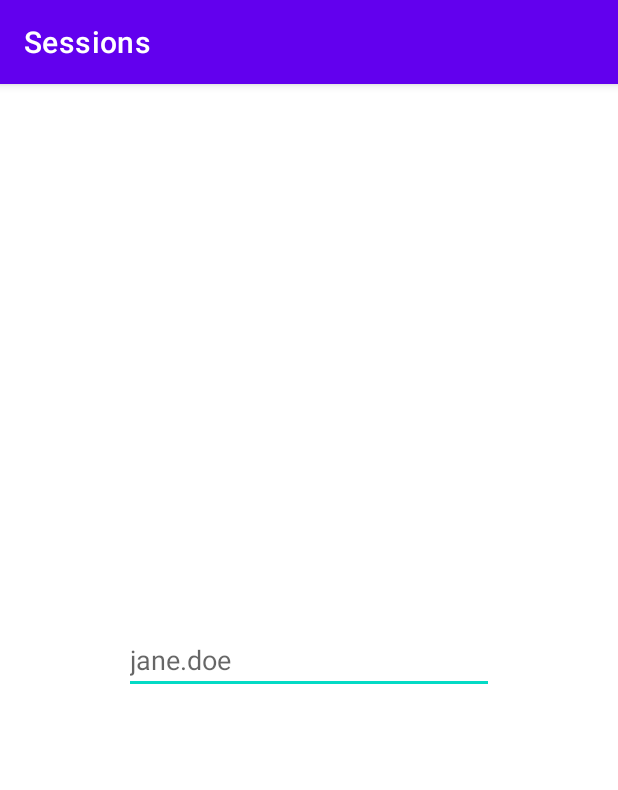
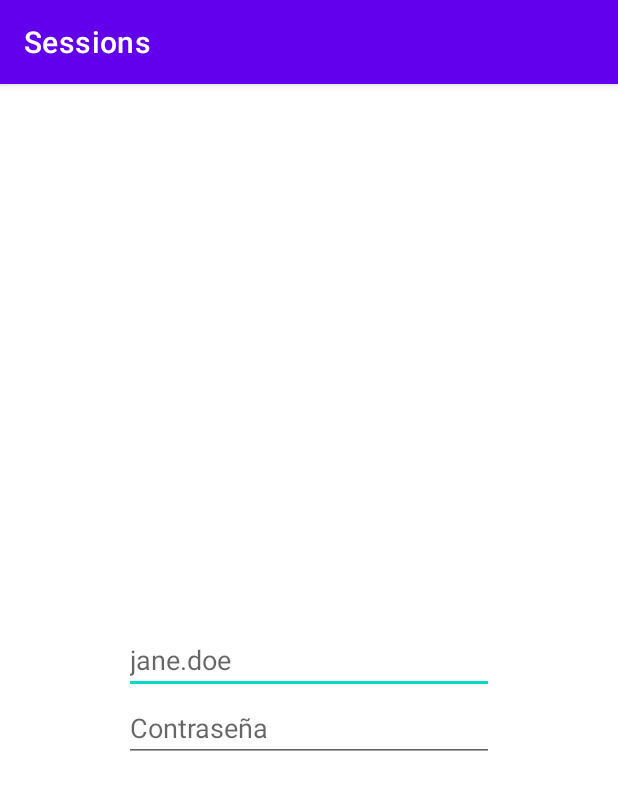
Before and after one commit to Marcos-Rama/PMDM, an Android app: the screen it shows after launch (RegisterActivity), on a phone screen of 412 x 824 dp. Shown: the top 790 px of the screen. Run offline under Robolectric (Android 15) with nearby library versions, the phone set to English and light mode, and no system bars.

Commit message:
Tarea 41, contraseña

```diff
--- a/android-sessions/android-frontend-sessions/app/src/main/res/layout/activity_register.xml
+++ b/android-sessions/android-frontend-sessions/app/src/main/res/layout/activity_register.xml
@@ -14,7 +14,18 @@
         app:layout_constraintBottom_toBottomOf="parent"
         app:layout_constraintStart_toStartOf="parent"
         app:layout_constraintEnd_toEndOf="parent"
-        android:hint="jane.doe"/>
+        android:hint="jane.doe"
+        android:id="@+id/nameBox"/>
+    <EditText
+        android:layout_width="0dp"
+        android:layout_height="wrap_content"
+        app:layout_constraintWidth_percent="0.6"
+        app:layout_constraintTop_toBottomOf="@+id/nameBox"
+        app:layout_constraintStart_toStartOf="parent"
+        app:layout_constraintEnd_toEndOf="parent"
+        android:inputType="textPassword"
+        android:hint="Contraseña"
+        android:id="@+id/passBox"/>/>
 
 
 </androidx.constraintlayout.widget.ConstraintLayout>
```
